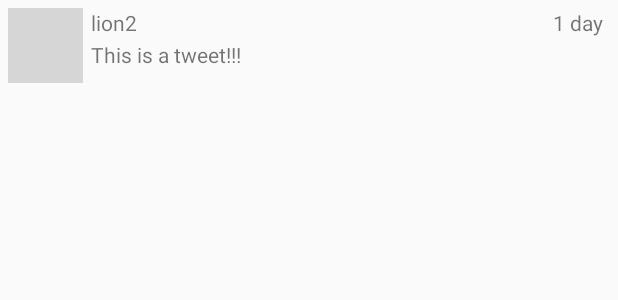
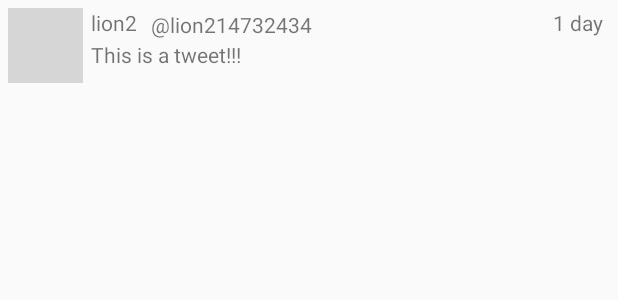
Before and after one commit to lion32-code/Twitter, an Android app: the layout item_tweet.xml on its own in the app's theme, with its tools: preview values and no code run, on a phone screen of 412 x 824 dp. Shown: the top 300 px of the screen. Run offline under Robolectric (Android 15) with nearby library versions, the phone set to English and light mode, and no system bars; grey boxes are pictures that could not be loaded.

Commit message:
Commit changes

```diff
--- a/app/src/main/java/com/codepath/apps/restclienttemplate/TweetsAdapter.java
+++ b/app/src/main/java/com/codepath/apps/restclienttemplate/TweetsAdapter.java
@@ -42,9 +42,10 @@ public class TweetsAdapter extends RecyclerView.Adapter<TweetsAdapter.ViewHolder
     public void onBindViewHolder(@NonNull @NotNull ViewHolder holder, int position) {
         //Get the data at position
         Tweet tweet = tweets.get(position);
-        holder.tvScreenName.setText("@" + tweet.user.screenName);
+        holder.tvUsername.setText("@" + tweet.user.screenName);
         holder.tvBody.setText(tweet.body);
         holder.tvTimestamp.setText(tweet.relativeTime);
+        holder.tvScreenName.setText(tweet.user.name);
         //Bind the tweet with view holder
         holder.bind(tweet);
     }
@@ -78,6 +79,7 @@ public class TweetsAdapter extends RecyclerView.Adapter<TweetsAdapter.ViewHolder
         TextView tvBody;
         TextView tvScreenName;
         TextView tvTimestamp;
+        TextView tvUsername;
 
 
         public ViewHolder(@NonNull @NotNull View itemView) {
@@ -86,6 +88,7 @@ public class TweetsAdapter extends RecyclerView.Adapter<TweetsAdapter.ViewHolder
             tvBody = itemView.findViewById(R.id.tvBody);
             tvScreenName = itemView.findViewById(R.id.tvScreenName);
             tvTimestamp = itemView.findViewById(R.id.tvTimestamp);
+            tvUsername = itemView.findViewById(R.id.tvUsername);
         }
 
         public void bind(Tweet tweet) {
--- a/app/src/main/res/layout/item_tweet.xml
+++ b/app/src/main/res/layout/item_tweet.xml
@@ -44,4 +44,14 @@
         android:layout_alignParentEnd="true"
         android:layout_marginEnd="1dp"
         tools:text="1 day " />
+
+    <TextView
+        android:id="@+id/tvUsername"
+        android:layout_width="wrap_content"
+        android:layout_height="wrap_content"
+        android:layout_alignParentTop="true"
+        android:layout_marginStart="9dp"
+        android:layout_marginTop="1dp"
+        android:layout_toEndOf="@+id/tvScreenName"
+        tools:text="@lion214732434" />
 </RelativeLayout>
```
